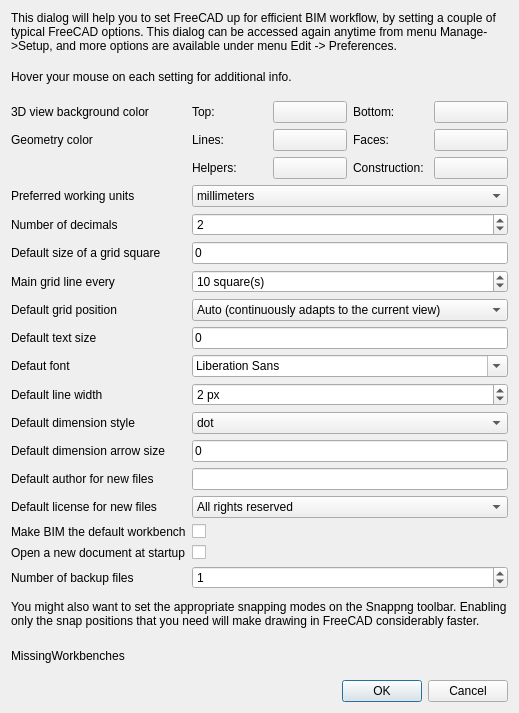
The window that dialogSetup.ui (yorikvanhavre/BIM_Workbench) describes before a commit, drawn with Qt 5.
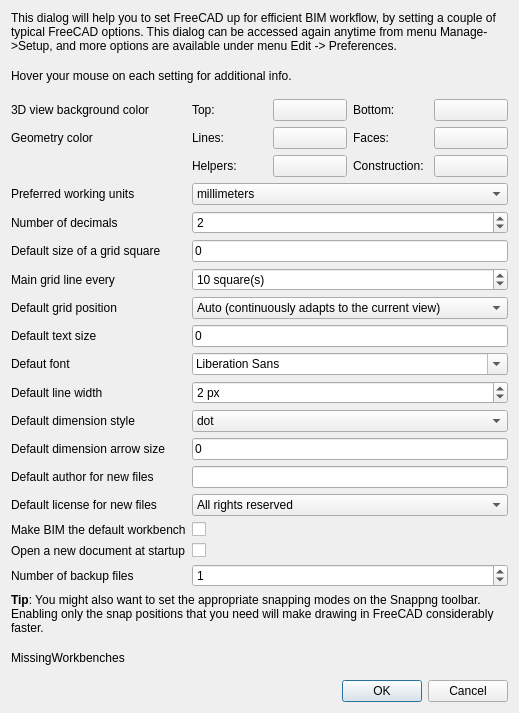
The same window after the commit. Custom widgets are drawn as their Qt base class.

```diff
--- a/dialogSetup.ui
+++ b/dialogSetup.ui
@@ -501,7 +501,7 @@
    <item>
     <widget class="QLabel" name="label_13">
      <property name="text">
-      <string>You might also want to set the appropriate snapping modes on the Snappng toolbar. Enabling only the snap positions that you need will make drawing in FreeCAD considerably faster.</string>
+      <string>&lt;html&gt;&lt;head/&gt;&lt;body&gt;&lt;p&gt;&lt;span style=&quot; font-weight:600;&quot;&gt;Tip&lt;/span&gt;: You might also want to set the appropriate snapping modes on the Snappng toolbar. Enabling only the snap positions that you need will make drawing in FreeCAD considerably faster.&lt;/p&gt;&lt;/body&gt;&lt;/html&gt;</string>
      </property>
      <property name="wordWrap">
       <bool>true</bool>
```
